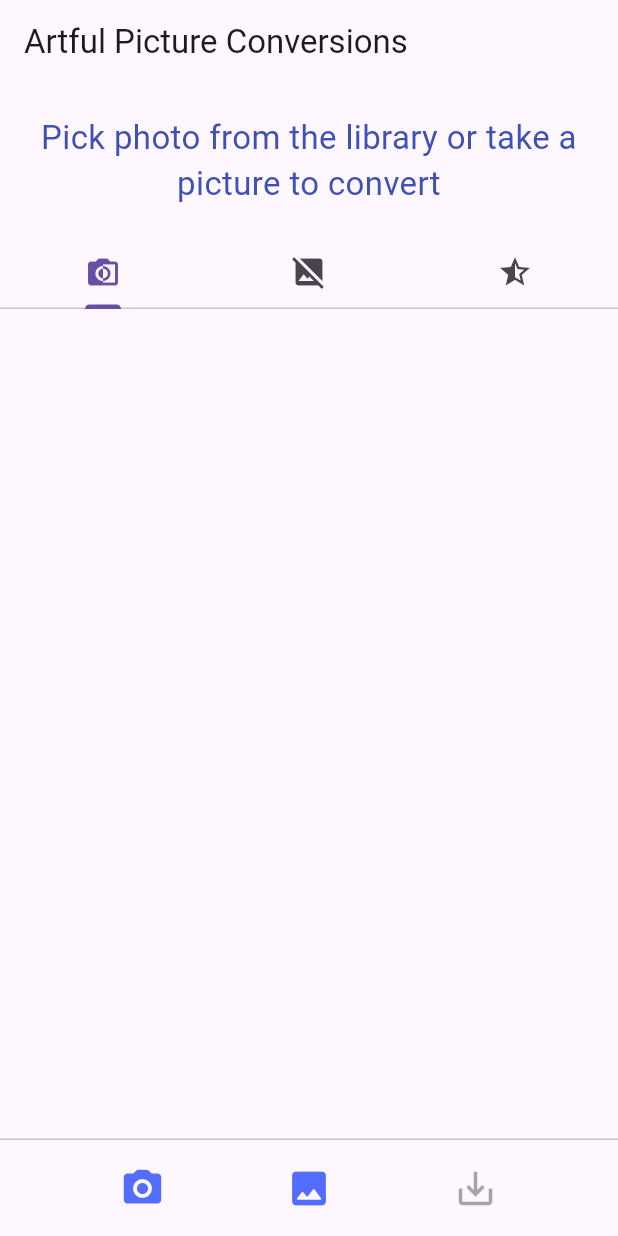
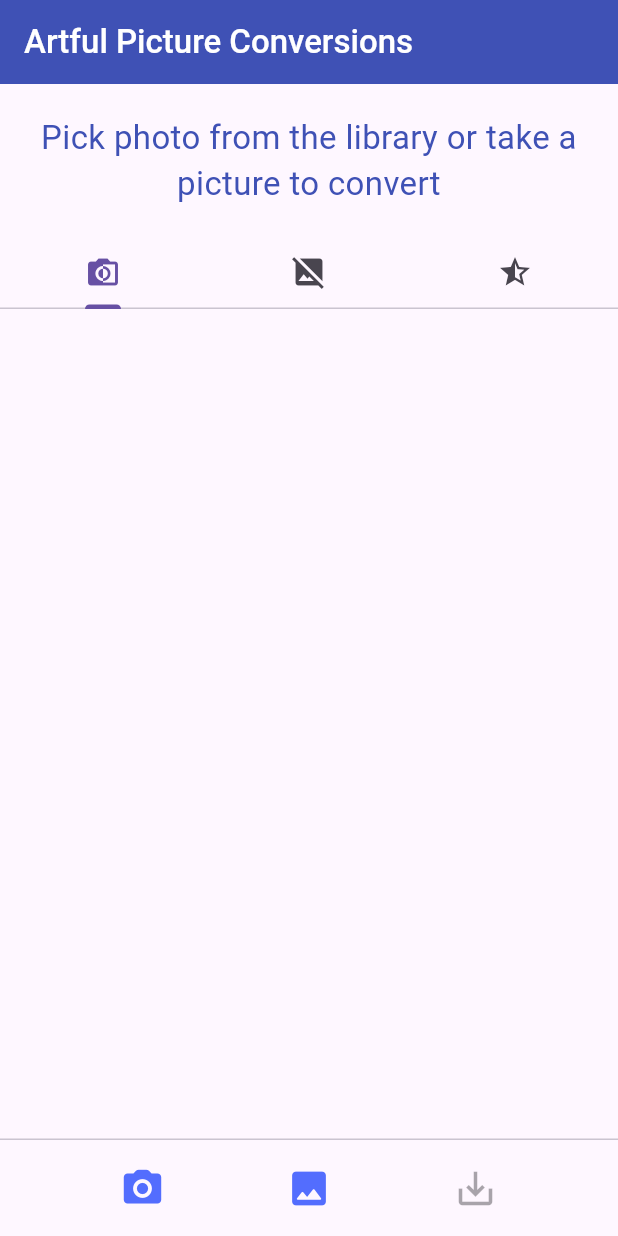
Before and after one commit to hydralien/PictureVert, a Flutter app: the screen it shows after launch, on a phone screen of 412 x 824 dp. Run offline on Flutter 3.47's test engine with Material 3 defaults, Android fonts, the phone set to English and light mode, and no system bars; drawn by our look-alikes of loader_overlay; our stand-ins replace image_picker, share_plus.

Commit message:
Theme fix

```diff
--- a/lib/landingPage.dart
+++ b/lib/landingPage.dart
@@ -472,7 +472,10 @@ class _PVPageState extends State<PVPage> with TickerProviderStateMixin {
       appBar: AppBar(
         // Here we take the value from the MyHomePage object that was created by
         // the App.build method, and use it to set our appbar title.
-        title: Text(widget.title),
+        title: Text(widget.title,
+            style: TextStyle(color: Colors.white, fontWeight: FontWeight.w500)),
+        backgroundColor: Colors.indigo,
+        foregroundColor: Colors.white,
       ),
       body: ListView(
         controller: _scrollController,
```
